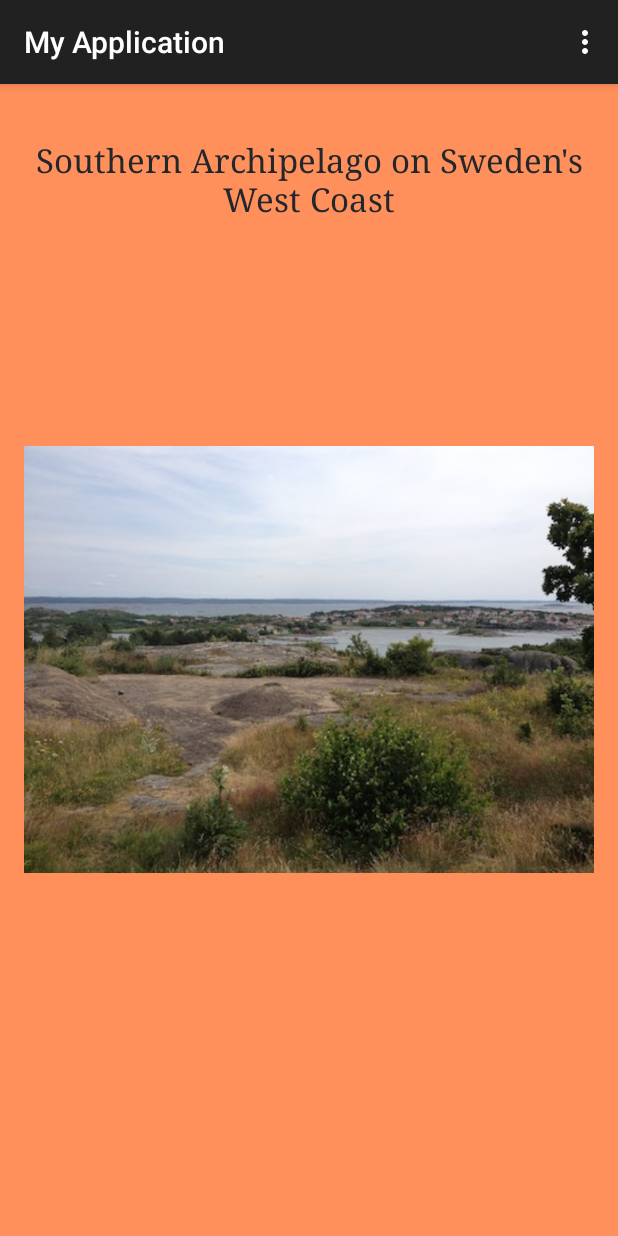
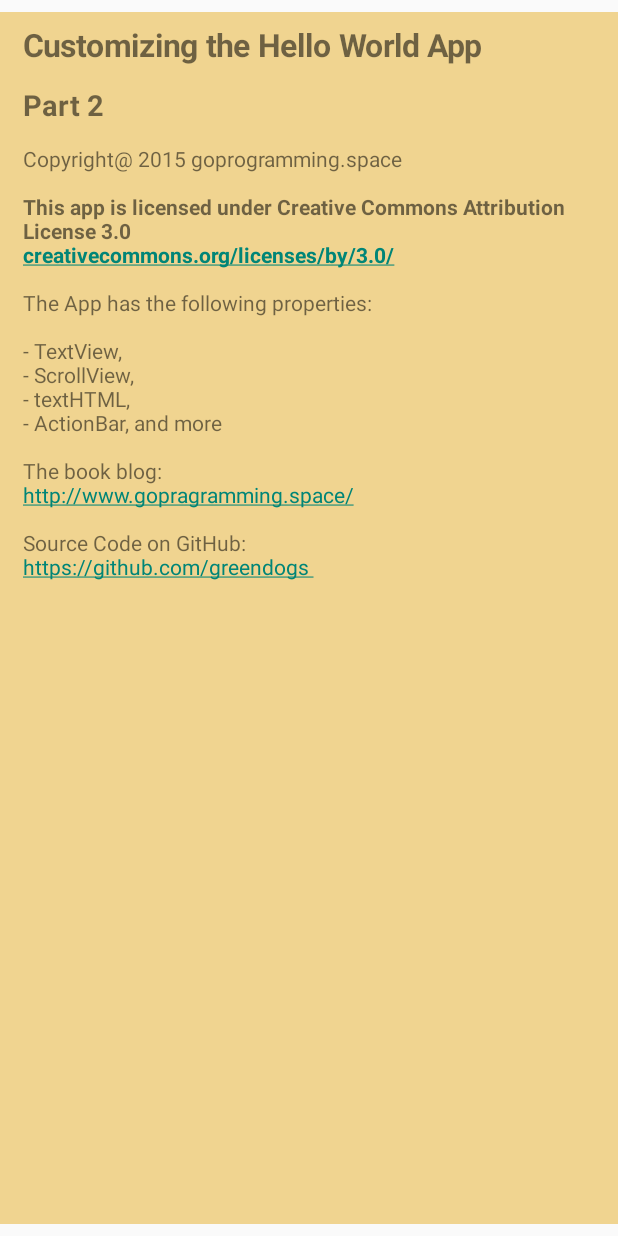
Before and after one commit to greendogs/MyApplication, an Android app: the screen it shows after launch (MainActivity before the commit, About after it), in the options menu, after a tap on "Settings", on a phone screen of 412 x 824 dp. Run offline under Robolectric (Android 15) with nearby library versions, the phone set to English and light mode, and no system bars.

Commit message:
tutorial part 2

```diff
--- a/app/src/main/AndroidManifest.xml
+++ b/app/src/main/AndroidManifest.xml
@@ -16,6 +16,11 @@
                 <category android:name="android.intent.category.LAUNCHER" />
             </intent-filter>
         </activity>
+        <activity
+            android:name=".About"
+            android:label="@string/title_activity_about" >
+        </activity>
+
     </application>
 
 </manifest>
--- /dev/null
+++ b/app/src/main/java/com/example/janebabra/myapplication/About.java
@@ -0,0 +1,22 @@
+package com.example.janebabra.myapplication;
+
+import android.app.Activity;
+import android.os.Bundle;
+import android.text.Html;
+import android.text.method.LinkMovementMethod;
+import android.widget.TextView;
+
+public class About extends Activity {
+    @Override
+    protected void onCreate(Bundle savedInstanceState) {
+        super.onCreate(savedInstanceState);
+        setContentView(R.layout.activity_about);
+               {
+
+            TextView v = (TextView) findViewById(R.id.text_target);
+            v.setText(Html.fromHtml(getString(R.string.about_text)));
+            v.setMovementMethod(LinkMovementMethod.getInstance());
+            v.setLinksClickable(true);
+        }
+    }
+}
--- a/app/src/main/java/com/example/janebabra/myapplication/MainActivity.java
+++ b/app/src/main/java/com/example/janebabra/myapplication/MainActivity.java
@@ -1,5 +1,6 @@
 package com.example.janebabra.myapplication;
 
+import android.content.Intent;
 import android.support.v7.app.ActionBarActivity;
 import android.os.Bundle;
 import android.view.Menu;
@@ -24,16 +25,17 @@ public class MainActivity extends ActionBarActivity {
 
     @Override
     public boolean onOptionsItemSelected(MenuItem item) {
-        // Handle action bar item clicks here. The action bar will
-        // automatically handle clicks on the Home/Up button, so long
-        // as you specify a parent activity in AndroidManifest.xml.
-        int id = item.getItemId();
-
-        //noinspection SimplifiableIfStatement
-        if (id == R.id.action_settings) {
-            return true;
+        switch (item.getItemId()) {
+            case R.id.action_about:
+                Intent intent = new Intent(this, About.class);
+                startActivity(intent);
+                return true;
+            case R.id.action_settings:
+                Intent intent2 = new Intent(this, About.class);
+                startActivity(intent2);
+                return true;
+            default:
+                return super.onOptionsItemSelected(item);
         }
-
-        return super.onOptionsItemSelected(item);
     }
 }
--- /dev/null
+++ b/app/src/main/res/layout/activity_about.xml
@@ -0,0 +1,20 @@
+<?xml version="1.0" encoding="utf-8"?>
+<ScrollView
+    xmlns:android="http://schemas.android.com/apk/res/android"
+    android:layout_width="match_parent"
+    android:layout_height="match_parent"
+    android:layout_marginBottom="8dp"
+    android:layout_marginTop="8dp"
+    android:background="#fff0d490">
+
+<TextView
+android:paddingLeft="15dp"
+android:paddingRight="15dp"
+android:paddingTop="7dp"
+android:paddingBottom="7dp"
+android:id="@+id/text_target"
+android:layout_width="match_parent"
+android:layout_height="wrap_content"
+android:text="@string/about_text"></TextView>
+
+    </ScrollView>
--- a/app/src/main/res/menu/menu_main.xml
+++ b/app/src/main/res/menu/menu_main.xml
@@ -1,6 +1,9 @@
 <menu xmlns:android="http://schemas.android.com/apk/res/android"
     xmlns:app="http://schemas.android.com/apk/res-auto"
-    xmlns:tools="http://schemas.android.com/tools" tools:context=".MainActivity">
+    xmlns:tools="http://schemas.android.com/tools"
+    tools:context="com.example.janebabra.myapplication.About">
     <item android:id="@+id/action_settings" android:title="@string/action_settings"
         android:orderInCategory="100" app:showAsAction="never" />
+    <item android:id="@+id/action_about" android:title="@string/action_about"
+        android:orderInCategory="100" app:showAsAction="ifRoom" />
 </menu>
--- a/app/src/main/res/values/strings.xml
+++ b/app/src/main/res/values/strings.xml
@@ -1,5 +1,28 @@
 <resources>
     <string name="app_name">My Application</string>
-    <string name="hello_world">Southern Archipelago on Sweden's West Coast</string>
+    <string name="hello_world">Southern Archipelago on Sweden\'s West Coast</string>
     <string name="action_settings">Settings</string>
+    <string name="title_activity_about">About</string>
+    <string name="about_text"><![CDATA[
+
+<p><h1>Customizing the Hello World App</h1></p>
+<p><h2>Part 2</h2></p>
+
+Copyright@ 2015 goprogramming.space<br /> </center> <br/>
+<b>This app is licensed under Creative Commons Attribution License 3.0
+<a href="http://creativecommons.org/licenses/by/3.0/"> <br />
+creativecommons.org/licenses/by/3.0/</b></a> <br />
+
+<p>The App has the following properties:</p> - TextView, <br /> - ScrollView,
+<br /> - textHTML, <br />  - ActionBar, and more
+<br /> <br />
+The book blog: <br />
+<a href="http://www.goprogramming.space">http://www.gopragramming.space/</a>
+<br /> <br />
+Source Code on GitHub:  <br /> <a href="https://github.com/greendogs">https://github.com/greendogs </a> <br />
+ <br /> ]]></string>
+
+    <string name="action_about">About</string>
+    <string name="title_activity_main_activity2">MainActivity2Activity</string>
+
 </resources>
```
Also changed, not shown: app/src/main/res/drawable/view_from_grave.jpg (renamed from app/src/main/res/drawable/view_from_grave.JPG).
